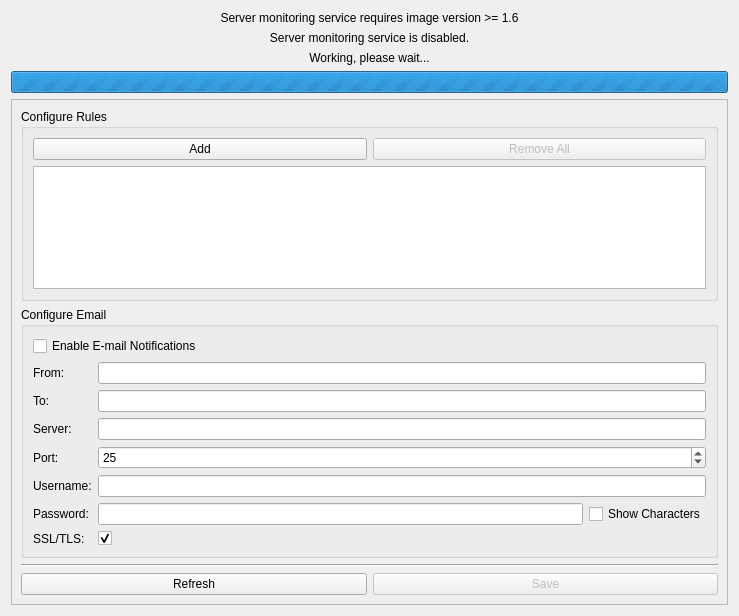
Above: src/brickv/plugin_system/plugins/red/ui/red_tab_settings_server_monitoring.ui from Tinkerforge/brickv before the change. Below: the same form after it.
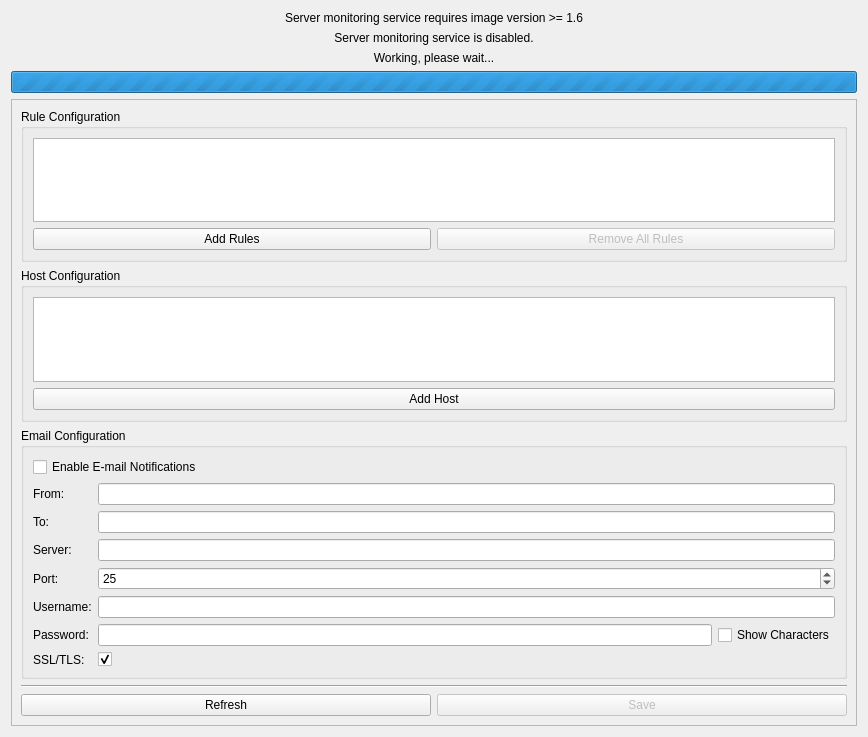
That is the form after the change.

Commit message: red-brick: 1. Ambient light bricklet support 2. GUI related changes to support multiple hosts

```diff
--- a/src/brickv/plugin_system/plugins/red/ui/red_tab_settings_server_monitoring.ui
+++ b/src/brickv/plugin_system/plugins/red/ui/red_tab_settings_server_monitoring.ui
@@ -6,15 +6,15 @@
    <rect>
     <x>0</x>
     <y>0</y>
-    <width>739</width>
-    <height>616</height>
+    <width>868</width>
+    <height>737</height>
    </rect>
   </property>
   <property name="windowTitle">
    <string>Form</string>
   </property>
   <layout class="QGridLayout" name="gridLayout">
-   <item row="7" column="0">
+   <item row="9" column="0">
     <widget class="QScrollArea" name="sarea_sm">
      <property name="widgetResizable">
       <bool>true</bool>
@@ -24,68 +24,26 @@
        <rect>
         <x>0</x>
         <y>0</y>
-        <width>717</width>
-        <height>502</height>
+        <width>846</width>
+        <height>623</height>
        </rect>
       </property>
       <layout class="QGridLayout" name="gridLayout_3">
-       <item row="0" column="0" colspan="2">
-        <widget class="QGroupBox" name="gbox_sm_rules">
-         <property name="title">
-          <string>Configure Rules</string>
-         </property>
-         <layout class="QGridLayout" name="gridLayout_2">
-          <item row="0" column="0">
-           <widget class="QPushButton" name="pbutton_sm_add_rule">
-            <property name="text">
-             <string>Add</string>
-            </property>
-           </widget>
-          </item>
-          <item row="0" column="1">
-           <widget class="QPushButton" name="pbutton_sm_remove_all_rules">
-            <property name="enabled">
-             <bool>false</bool>
-            </property>
-            <property name="text">
-             <string>Remove All</string>
-            </property>
-           </widget>
-          </item>
-          <item row="1" column="0" colspan="2">
-           <widget class="QTreeView" name="tview_sm_rules">
-            <property name="editTriggers">
-             <set>QAbstractItemView::NoEditTriggers</set>
-            </property>
-            <property name="selectionMode">
-             <enum>QAbstractItemView::NoSelection</enum>
-            </property>
-            <property name="rootIsDecorated">
-             <bool>false</bool>
-            </property>
-            <property name="uniformRowHeights">
-             <bool>true</bool>
-            </property>
-           </widget>
-          </item>
-         </layout>
-        </widget>
-       </item>
-       <item row="4" column="0" colspan="2">
+       <item row="5" column="0" colspan="2">
         <widget class="Line" name="line_2">
          <property name="orientation">
           <enum>Qt::Horizontal</enum>
          </property>
         </widget>
        </item>
-       <item row="5" column="0">
+       <item row="6" column="0">
         <widget class="QPushButton" name="pbutton_sm_refresh">
          <property name="text">
           <string>Refresh</string>
          </property>
         </widget>
        </item>
-       <item row="5" column="1">
+       <item row="6" column="1">
         <widget class="QPushButton" name="pbutton_sm_save">
          <property name="enabled">
           <bool>false</bool>
@@ -95,10 +53,29 @@
          </property>
         </widget>
        </item>
-       <item row="2" column="0" colspan="2">
+       <item row="1" column="0" colspan="2">
+        <widget class="QGroupBox" name="gbox_sm_hosts">
+         <property name="title">
+          <string>Host Configuration</string>
+         </property>
+         <layout class="QGridLayout" name="gridLayout_6">
+          <item row="0" column="0" colspan="2">
+           <widget class="QTreeView" name="tview_sm_hosts"/>
+          </item>
+          <item row="1" column="0" colspan="2">
+           <widget class="QPushButton" name="pbutton_sm_add_host">
+            <property name="text">
+             <string>Add Host</string>
+            </property>
+           </widget>
+          </item>
+         </layout>
+        </widget>
+       </item>
+       <item row="3" column="0" colspan="2">
         <widget class="QGroupBox" name="gbox_sm_email">
          <property name="title">
-          <string>Configure Email</string>
+          <string>Email Configuration</string>
          </property>
          <layout class="QGridLayout" name="gridLayout_4">
           <item row="1" column="0">
@@ -209,6 +186,52 @@
          </layout>
         </widget>
        </item>
+       <item row="0" column="0" colspan="2">
+        <widget class="QGroupBox" name="gbox_sm_rules">
+         <property name="title">
+          <string>Rule Configuration</string>
+         </property>
+         <layout class="QGridLayout" name="gridLayout_2">
+          <item row="1" column="1">
+           <widget class="QPushButton" name="pbutton_sm_remove_all_rules">
+            <property name="enabled">
+             <bool>false</bool>
+            </property>
+            <property name="text">
+             <string>Remove All Rules</string>
+            </property>
+           </widget>
+          </item>
+          <item row="0" column="0" colspan="2">
+           <widget class="QTreeView" name="tview_sm_rules">
+            <property name="editTriggers">
+             <set>QAbstractItemView::NoEditTriggers</set>
+            </property>
+            <property name="selectionMode">
+             <enum>QAbstractItemView::NoSelection</enum>
+            </property>
+            <property name="rootIsDecorated">
+             <bool>false</bool>
+            </property>
+            <property name="uniformRowHeights">
+             <bool>true</bool>
+            </property>
+           </widget>
+          </item>
+          <item row="1" column="0">
+           <widget class="QPushButton" name="pbutton_sm_add_rule">
+            <property name="text">
+             <string>Add Rules</string>
+            </property>
+           </widget>
+          </item>
+         </layout>
+         <zorder>tabWidget</zorder>
+         <zorder>tview_sm_rules</zorder>
+         <zorder>pbutton_sm_add_rule</zorder>
+         <zorder>pbutton_sm_remove_all_rules</zorder>
+        </widget>
+       </item>
       </layout>
      </widget>
     </widget>
```
The commit also changes 1 other file.
